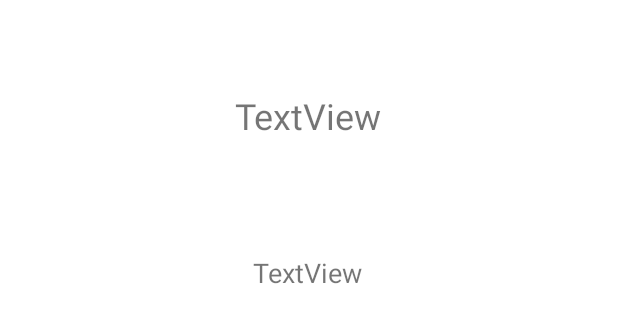
After one commit to ryanmaxey6/McComas-GymShare, an Android app: the layout activity_display.xml on its own in the app's theme, with its tools: preview values and no code run, on a phone screen of 412 x 824 dp. The commit adds this screen. Shown: the top 323 px of the screen. Run offline under Robolectric (Android 15) with nearby library versions, the phone set to English and light mode, and no system bars.

Commit message:
Finished implementing workout RecyclerView and Activity to display workouts

```diff
--- a/app/build.gradle
+++ b/app/build.gradle
@@ -39,4 +39,7 @@ dependencies {
     androidTestImplementation 'androidx.test.ext:junit:1.1.2'
     androidTestImplementation 'androidx.test.espresso:espresso-core:3.3.0'
     implementation 'androidx.recyclerview:recyclerview:1.1.0'
+
+    // FirebaseUI for Cloud Firestore
+    implementation 'com.firebaseui:firebase-ui-firestore:7.1.1'
 }
--- a/app/src/main/AndroidManifest.xml
+++ b/app/src/main/AndroidManifest.xml
@@ -9,7 +9,9 @@
         android:roundIcon="@mipmap/ic_launcher_round"
         android:supportsRtl="true"
         android:theme="@style/Theme.McComasGymShare">
-        <activity android:name=".MusclesActivity"></activity>
+        <activity android:name=".DisplayActivity"
+            android:parentActivityName=".MainActivity"></activity>
+        <activity android:name=".MusclesActivity" />
         <activity android:name=".MainActivity">
             <intent-filter>
                 <action android:name="android.intent.action.MAIN" />
--- /dev/null
+++ b/app/src/main/res/layout/activity_display.xml
@@ -0,0 +1,34 @@
+<?xml version="1.0" encoding="utf-8"?>
+<androidx.constraintlayout.widget.ConstraintLayout xmlns:android="http://schemas.android.com/apk/res/android"
+    xmlns:app="http://schemas.android.com/apk/res-auto"
+    xmlns:tools="http://schemas.android.com/tools"
+    android:layout_width="match_parent"
+    android:layout_height="match_parent"
+    tools:context=".DisplayActivity">
+
+    <TextView
+        android:id="@+id/tvWorkoutDescription"
+        android:layout_width="wrap_content"
+        android:layout_height="wrap_content"
+        android:text="TextView"
+        android:textSize="18sp"
+        app:layout_constraintBottom_toBottomOf="parent"
+        app:layout_constraintEnd_toEndOf="parent"
+        app:layout_constraintHorizontal_bias="0.498"
+        app:layout_constraintStart_toStartOf="parent"
+        app:layout_constraintTop_toBottomOf="@+id/tvWorkoutName"
+        app:layout_constraintVertical_bias="0.108" />
+
+    <TextView
+        android:id="@+id/tvWorkoutName"
+        android:layout_width="wrap_content"
+        android:layout_height="wrap_content"
+        android:text="TextView"
+        android:textSize="24sp"
+        app:layout_constraintBottom_toBottomOf="parent"
+        app:layout_constraintEnd_toEndOf="parent"
+        app:layout_constraintHorizontal_bias="0.498"
+        app:layout_constraintStart_toStartOf="parent"
+        app:layout_constraintTop_toTopOf="parent"
+        app:layout_constraintVertical_bias="0.077" />
+</androidx.constraintlayout.widget.ConstraintLayout>
```
Also changed, not shown: app/src/main/java/com/example/mccomasgymshare/DisplayActivity.java (added, +45 -0 lines), app/src/main/java/com/example/mccomasgymshare/Workout.java (+25 -9 lines), app/src/main/java/com/example/mccomasgymshare/WorkoutAdapter.java (deleted, +0 -53 lines), app/src/main/java/com/example/mccomasgymshare/WorkoutsFragment.java (+71 -6 lines), app/src/main/res/layout/item_workout.xml (+11 -2 lines).
